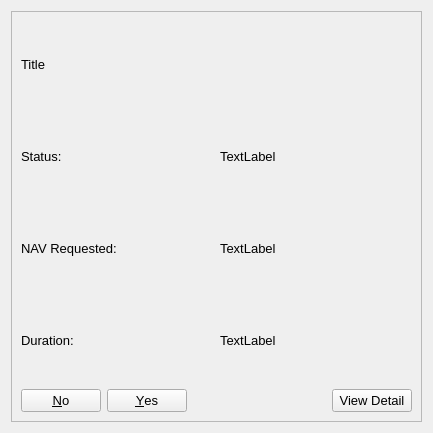
Qt form src/qt/communityfunddisplay.ui (navcoin/navcoin-core) before a commit.
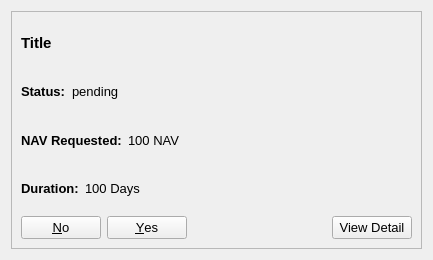
The same form after that commit.

Commit message: finalised labels in community fund display wideget

```diff
--- a/src/qt/communityfunddisplay.ui
+++ b/src/qt/communityfunddisplay.ui
@@ -7,7 +7,7 @@
     <x>0</x>
     <y>0</y>
     <width>433</width>
-    <height>433</height>
+    <height>260</height>
    </rect>
   </property>
   <property name="sizePolicy">
@@ -16,9 +16,21 @@
     <verstretch>0</verstretch>
    </sizepolicy>
   </property>
+  <property name="minimumSize">
+   <size>
+    <width>433</width>
+    <height>260</height>
+   </size>
+  </property>
   <property name="maximumSize">
    <size>
     <width>433</width>
+    <height>260</height>
+   </size>
+  </property>
+  <property name="baseSize">
+   <size>
+    <width>433</width>
     <height>433</height>
    </size>
   </property>
@@ -28,6 +40,24 @@
   <layout class="QVBoxLayout" name="verticalLayout_2">
    <item>
     <widget class="QFrame" name="frame">
+     <property name="sizePolicy">
+      <sizepolicy hsizetype="Maximum" vsizetype="Maximum">
+       <horstretch>0</horstretch>
+       <verstretch>0</verstretch>
+      </sizepolicy>
+     </property>
+     <property name="maximumSize">
+      <size>
+       <width>433</width>
+       <height>433</height>
+      </size>
+     </property>
+     <property name="baseSize">
+      <size>
+       <width>433</width>
+       <height>433</height>
+      </size>
+     </property>
      <property name="frameShape">
       <enum>QFrame::StyledPanel</enum>
      </property>
@@ -39,29 +69,48 @@
        <layout class="QVBoxLayout" name="verticalLayoutProposal">
         <item>
          <widget class="QLabel" name="title">
+          <property name="sizePolicy">
+           <sizepolicy hsizetype="Maximum" vsizetype="Preferred">
+            <horstretch>0</horstretch>
+            <verstretch>0</verstretch>
+           </sizepolicy>
+          </property>
           <property name="maximumSize">
            <size>
-            <width>200</width>
+            <width>433</width>
             <height>16777215</height>
            </size>
           </property>
           <property name="font">
            <font>
-            <pointsize>10</pointsize>
+            <pointsize>11</pointsize>
+            <weight>75</weight>
+            <bold>true</bold>
            </font>
           </property>
           <property name="text">
            <string>Title</string>
           </property>
+          <property name="wordWrap">
+           <bool>true</bool>
+          </property>
          </widget>
         </item>
         <item>
          <layout class="QHBoxLayout" name="horizontalLayoutStatus">
           <item>
            <widget class="QLabel" name="labelTitleStatus">
+            <property name="sizePolicy">
+             <sizepolicy hsizetype="Maximum" vsizetype="Preferred">
+              <horstretch>0</horstretch>
+              <verstretch>0</verstretch>
+             </sizepolicy>
+            </property>
             <property name="font">
              <font>
               <pointsize>10</pointsize>
+              <weight>75</weight>
+              <bold>true</bold>
              </font>
             </property>
             <property name="text">
@@ -83,7 +132,7 @@
              </font>
             </property>
             <property name="text">
-             <string>TextLabel</string>
+             <string>pending</string>
             </property>
            </widget>
           </item>
@@ -93,9 +142,17 @@
          <layout class="QHBoxLayout" name="horizontalLayoutRequested">
           <item>
            <widget class="QLabel" name="labelTitleRequested">
+            <property name="sizePolicy">
+             <sizepolicy hsizetype="Maximum" vsizetype="Preferred">
+              <horstretch>0</horstretch>
+              <verstretch>0</verstretch>
+             </sizepolicy>
+            </property>
             <property name="font">
              <font>
               <pointsize>10</pointsize>
+              <weight>75</weight>
+              <bold>true</bold>
              </font>
             </property>
             <property name="text">
@@ -111,7 +168,7 @@
              </font>
             </property>
             <property name="text">
-             <string>TextLabel</string>
+             <string>100 NAV</string>
             </property>
            </widget>
           </item>
@@ -121,9 +178,17 @@
          <layout class="QHBoxLayout" name="horizontalLayoutDuration">
           <item>
            <widget class="QLabel" name="labelTitleDuration">
+            <property name="sizePolicy">
+             <sizepolicy hsizetype="Maximum" vsizetype="Preferred">
+              <horstretch>0</horstretch>
+              <verstretch>0</verstretch>
+             </sizepolicy>
+            </property>
             <property name="font">
              <font>
               <pointsize>10</pointsize>
+              <weight>75</weight>
+              <bold>true</bold>
              </font>
             </property>
             <property name="text">
@@ -139,7 +204,7 @@
              </font>
             </property>
             <property name="text">
-             <string>TextLabel</string>
+             <string>100 Days</string>
             </property>
            </widget>
           </item>
```
The commit also changes 1 other file.
